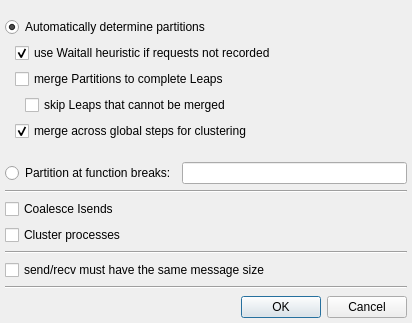
This is importoptionsdialog.ui in LLNL/ravel as Qt 5 draws it before an edit. The edited form follows.
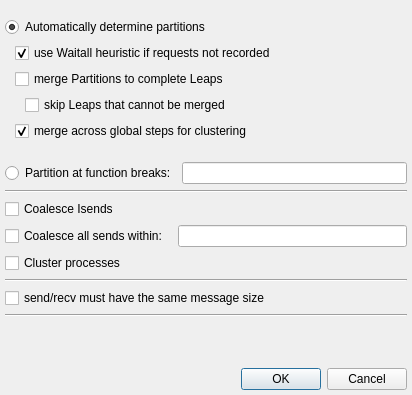
This is the edited form.

Commit message: First pass normal send coalescing by time.

What changed in the file:
```diff
--- a/importoptionsdialog.ui
+++ b/importoptionsdialog.ui
@@ -10,7 +10,7 @@
     <x>0</x>
     <y>0</y>
     <width>412</width>
-    <height>323</height>
+    <height>395</height>
    </rect>
   </property>
   <property name="windowTitle">
@@ -179,6 +179,32 @@
      </property>
     </widget>
    </item>
+   <item>
+    <layout class="QHBoxLayout" name="horizontalLayout_3">
+     <property name="leftMargin">
+      <number>0</number>
+     </property>
+     <property name="topMargin">
+      <number>0</number>
+     </property>
+     <property name="rightMargin">
+      <number>0</number>
+     </property>
+     <property name="bottomMargin">
+      <number>0</number>
+     </property>
+     <item>
+      <widget class="QCheckBox" name="coalesceCheckbox">
+       <property name="text">
+        <string>Coalesce all sends within: </string>
+       </property>
+      </widget>
+     </item>
+     <item>
+      <widget class="QLineEdit" name="coalesceEdit"/>
+     </item>
+    </layout>
+   </item>
    <item>
     <widget class="QCheckBox" name="clusterCheckbox">
      <property name="text">
```
The commit also changes 5 other files.
